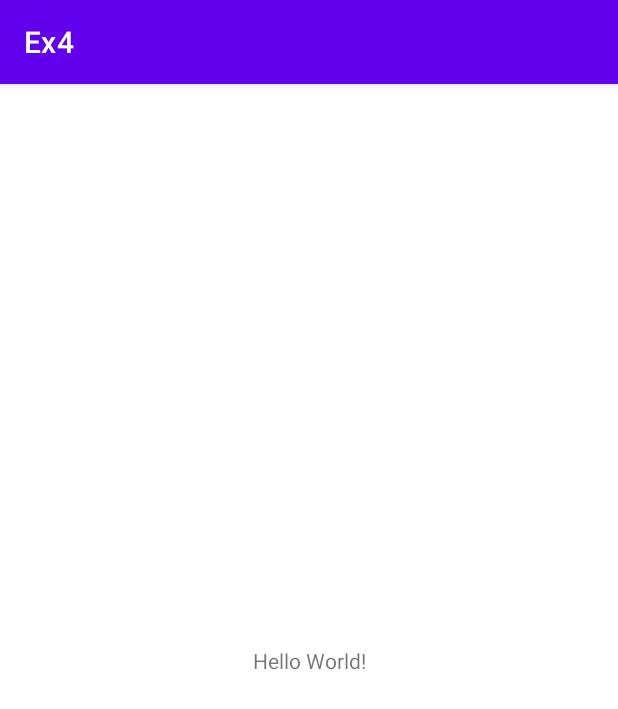
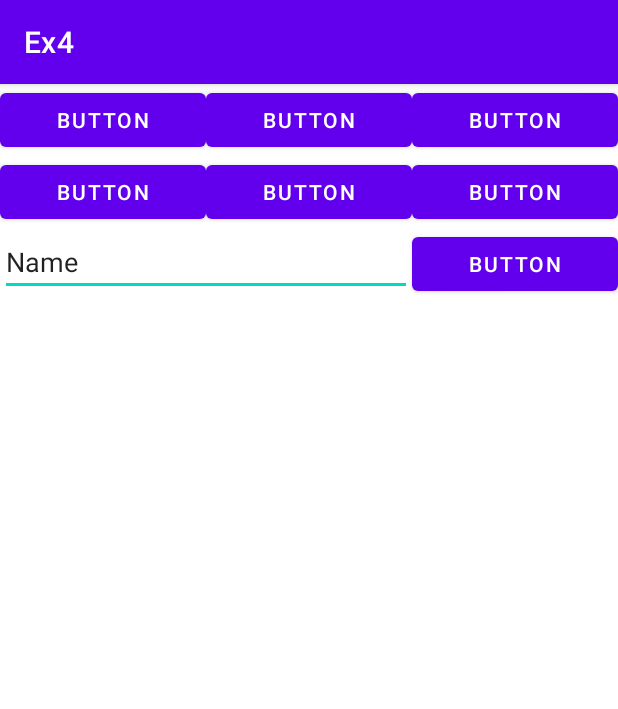
Before and after one commit to kckc0608/DoItAndroidProgramming, an Android app: the screen it shows after launch (MainActivity), on a phone screen of 412 x 824 dp. Shown: the top 709 px of the screen. Run offline under Robolectric (Android 15) with nearby library versions, the phone set to English and light mode, and no system bars.

Commit message:
Update activity_main.xml

```diff
--- a/Ex4/app/src/main/res/layout/activity_main.xml
+++ b/Ex4/app/src/main/res/layout/activity_main.xml
@@ -1,18 +1,82 @@
 <?xml version="1.0" encoding="utf-8"?>
-<androidx.constraintlayout.widget.ConstraintLayout xmlns:android="http://schemas.android.com/apk/res/android"
+<LinearLayout xmlns:android="http://schemas.android.com/apk/res/android"
     xmlns:app="http://schemas.android.com/apk/res-auto"
     xmlns:tools="http://schemas.android.com/tools"
     android:layout_width="match_parent"
     android:layout_height="match_parent"
-    tools:context=".MainActivity">
+    tools:context=".MainActivity" >
 
-    <TextView
-        android:layout_width="wrap_content"
-        android:layout_height="wrap_content"
-        android:text="Hello World!"
-        app:layout_constraintBottom_toBottomOf="parent"
-        app:layout_constraintLeft_toLeftOf="parent"
-        app:layout_constraintRight_toRightOf="parent"
-        app:layout_constraintTop_toTopOf="parent" />
+    <TableLayout
+        android:layout_width="match_parent"
+        android:layout_height="match_parent"
+        android:stretchColumns="0,1,2">
 
-</androidx.constraintlayout.widget.ConstraintLayout>
+        <TableRow
+            android:layout_width="match_parent"
+            android:layout_height="match_parent" >
+
+            <Button
+                android:id="@+id/button"
+                android:layout_width="wrap_content"
+                android:layout_height="wrap_content"
+                android:text="Button" />
+
+            <Button
+                android:id="@+id/button2"
+                android:layout_width="wrap_content"
+                android:layout_height="wrap_content"
+                android:text="Button" />
+
+            <Button
+                android:id="@+id/button3"
+                android:layout_width="wrap_content"
+                android:layout_height="wrap_content"
+                android:text="Button" />
+
+        </TableRow>
+
+        <TableRow
+            android:layout_width="match_parent"
+            android:layout_height="match_parent" >
+
+            <Button
+                android:id="@+id/button4"
+                android:layout_width="wrap_content"
+                android:layout_height="wrap_content"
+                android:text="Button" />
+
+            <Button
+                android:id="@+id/button5"
+                android:layout_width="wrap_content"
+                android:layout_height="wrap_content"
+                android:text="Button" />
+
+            <Button
+                android:id="@+id/button6"
+                android:layout_width="wrap_content"
+                android:layout_height="wrap_content"
+                android:text="Button" />
+        </TableRow>
+
+        <TableRow
+            android:layout_width="match_parent"
+            android:layout_height="match_parent" >
+
+            <EditText
+                android:id="@+id/editTextTextPersonName"
+                android:layout_width="wrap_content"
+                android:layout_height="wrap_content"
+                android:ems="10"
+                android:inputType="textPersonName"
+                android:layout_span="2"
+                android:text="Name" />
+
+            <Button
+                android:id="@+id/button7"
+                android:layout_width="wrap_content"
+                android:layout_height="wrap_content"
+                android:text="Button" />
+        </TableRow>
+
+    </TableLayout>
+</LinearLayout>
```
